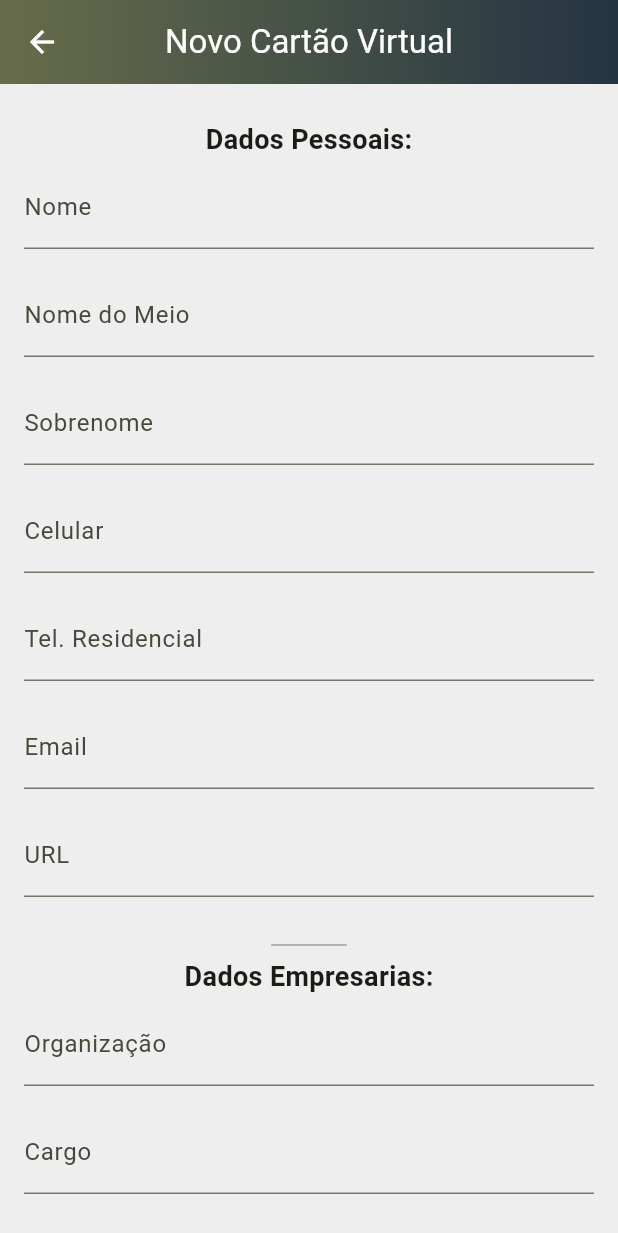
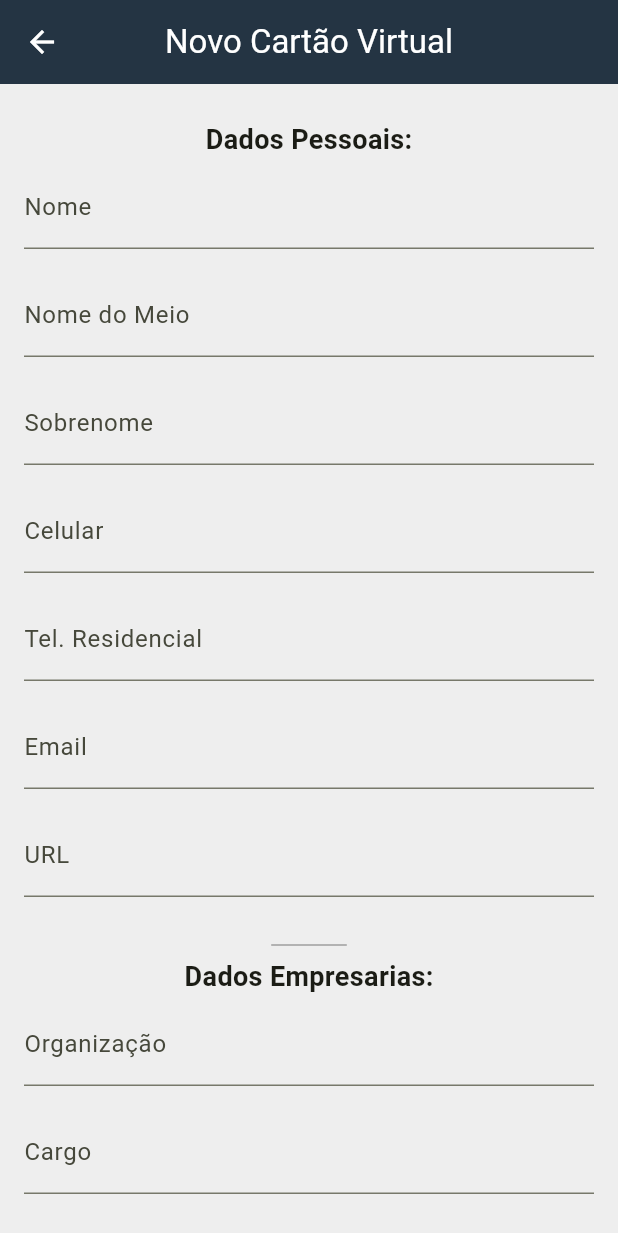
Before and after one commit to jboffog/flutter, a Flutter app: the VCardFormScreen screen opened directly with empty values, on a phone screen of 412 x 824 dp. Shown: the top 1233 px of the screen. Run offline on Flutter 3.47's test engine with Material 3 defaults, Android fonts, the phone set to English and light mode, and no system bars; our stand-ins replace flutter_contacts, flutter_mobx, flutter_modular, flutter_multi_formatter, hive, mobx and 4 more; missing offline and left inert: vcard_maintained; accounts and stored records are empty; generated files the repository leaves out were written again.

Commit message:
ajustes visuais au-profile

```diff
--- a/v_card_qr_code/lib/screens/widgets/app_bar.dart
+++ b/v_card_qr_code/lib/screens/widgets/app_bar.dart
@@ -3,22 +3,27 @@ import 'package:flutter/services.dart';
 import 'package:v_card_qr_code/helpers/color.dart';
 
 class AppAppBar extends StatefulWidget implements PreferredSizeWidget {
-  final String title;
+  final Widget? widgetTittle;
+  final String? title;
   final PreferredSizeWidget? bottom;
   final Size? preferredSizeBottom;
 
-  const AppAppBar({super.key, required this.title, this.bottom, this.preferredSizeBottom});
+  const AppAppBar({super.key, this.widgetTittle, this.title, this.bottom, this.preferredSizeBottom});
 
   @override
   State<AppAppBar> createState() => _AppAppBarState();
 
   @override
   Size get preferredSize {
-    double preferredSize = kToolbarHeight;
+    double preferredSize = 0.0;
+
+    if (title != null || widgetTittle != null) {
+      preferredSize = kToolbarHeight;
+    }
     if (bottom != null && preferredSizeBottom != null) {
-      preferredSize = kToolbarHeight + preferredSizeBottom!.height;
+      preferredSize = preferredSize + preferredSizeBottom!.height;
     } else if (bottom != null && preferredSizeBottom == null) {
-      preferredSize = kToolbarHeight + kBottomNavigationBarHeight;
+      preferredSize = preferredSize + kBottomNavigationBarHeight;
     }
 
     return Size.fromHeight(preferredSize);
@@ -29,6 +34,7 @@ class _AppAppBarState extends State<AppAppBar> {
   @override
   PreferredSizeWidget build(BuildContext context) {
     return AppBar(
+        titleSpacing: 0.0,
         iconTheme: const IconThemeData(color: Colors.white),
         systemOverlayStyle: const SystemUiOverlayStyle(statusBarBrightness: Brightness.light),
         centerTitle: true,
@@ -37,8 +43,10 @@ class _AppAppBarState extends State<AppAppBar> {
                 gradient: LinearGradient(
                     begin: Alignment.centerLeft,
                     end: Alignment.centerRight,
-                    colors: [AppColors().primaryColor, AppColors().secundaryColor]))),
-        title: Text(widget.title, style: const TextStyle(color: Colors.white)),
+                    colors: [AppColors().secundaryColor, AppColors().secundaryColor]))),
+        title: widget.title != null
+            ? Text(widget.title!, style: const TextStyle(color: Colors.white))
+            : widget.widgetTittle,
         bottom: widget.bottom,
         backgroundColor: Theme.of(context).colorScheme.inversePrimary);
   }
```
Also changed, not shown: v_card_qr_code/lib/main.dart (+34 -5 lines).
